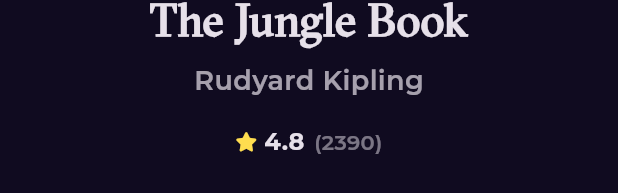
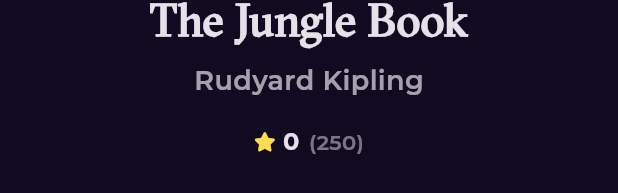
Before and after one commit to carnage67694325/e_book, a Flutter app: the BookDetailsSection widget shown alone on an empty page, opened directly, on a phone screen of 412 x 824 dp. Shown: the part 692-885 px from the top of the screen. Run offline on Flutter 3.47's test engine with Material 3 defaults, Android fonts, the phone set to English and light mode, and no system bars; drawn by our look-alikes of cached_network_image; our stand-ins replace bloc, dartz, dio, equatable, flutter_bloc, font_awesome_flutter and 5 more; missing offline and left inert: dart:ffi; network calls fail.

```diff
--- a/lib/Features/home/data/repos/home_repo_impl.dart
+++ b/lib/Features/home/data/repos/home_repo_impl.dart
@@ -14,7 +14,7 @@ class HomeRepoImpl implements HomeRepo {
     try {
       var data = await apiService.get(
           endPoints:
-              'volumes?Filtering=free-ebooks&Sorting=newest&q=Subject:programming');
+              'volumes?Filtering=free-ebooks&Sorting=newest&q=Subject:comics');
       List<BookModel> books = [];
       for (var item in data['items']) {
         books.add(BookModel.fromJson(item));
--- a/lib/Features/home/presentation/views/widget/book_details_section.dart
+++ b/lib/Features/home/presentation/views/widget/book_details_section.dart
@@ -42,6 +42,8 @@ class BookDetailsSection extends StatelessWidget {
           height: 16,
         ),
         const BookRating(
+          rating: 0,
+          count: 250,
           mainAxisAlignment: MainAxisAlignment.center,
         ),
       ],
--- a/lib/Features/home/presentation/views/widget/book_rating.dart
+++ b/lib/Features/home/presentation/views/widget/book_rating.dart
@@ -4,8 +4,13 @@ import 'package:font_awesome_flutter/font_awesome_flutter.dart';
 
 class BookRating extends StatelessWidget {
   const BookRating(
-      {super.key, this.mainAxisAlignment = MainAxisAlignment.start});
+      {super.key,
+      this.mainAxisAlignment = MainAxisAlignment.start,
+      required this.rating,
+      required this.count});
   final MainAxisAlignment mainAxisAlignment;
+  final int rating;
+  final int count;
   @override
   Widget build(BuildContext context) {
     return Row(
@@ -20,7 +25,7 @@ class BookRating extends StatelessWidget {
           width: 6.3,
         ),
         Text(
-          '4.8',
+          rating.toString(),
           style: Styles.textStyle16.copyWith(fontWeight: FontWeight.bold),
         ),
         const SizedBox(
@@ -29,7 +34,7 @@ class BookRating extends StatelessWidget {
         Opacity(
           opacity: 0.5,
           child: Text(
-            '(2390)',
+            '($count)',
             style: Styles.textStyle14.copyWith(fontWeight: FontWeight.w600),
           ),
         )
--- a/lib/Features/home/presentation/views/widget/home_view_body.dart
+++ b/lib/Features/home/presentation/views/widget/home_view_body.dart
@@ -1,4 +1,4 @@
-import 'package:e_book/Features/home/presentation/views/widget/best_seller_book_list.dart';
+import 'package:e_book/Features/home/presentation/views/widget/newset_book_list.dart';
 import 'package:e_book/Features/home/presentation/views/widget/book_card_list.dart';
 import 'package:e_book/Features/home/presentation/views/widget/custom_app_bar.dart';
 import 'package:e_book/core/utils/styles.dart';
@@ -39,7 +39,7 @@ class HomeViewBody extends StatelessWidget {
             const Padding(
               padding: EdgeInsets.symmetric(horizontal: 30),
               child: Text(
-                'Best Seller',
+                'Newset comics',
                 style: Styles.textStyle18,
               ),
             ),
```
Also changed, not shown: lib/Features/home/presentation/views/widget/best_seller_book_list.dart (deleted, +0 -18 lines), lib/Features/home/presentation/views/widget/newset_book_card.dart (renamed from lib/Features/home/presentation/views/widget/best_seller_card.dart, +27 -19 lines), lib/Features/home/presentation/views/widget/newset_book_list.dart (added, +37 -0 lines), lib/Features/search/presentation/views/widgets/search_view_body.dart (+6 -2 lines).
